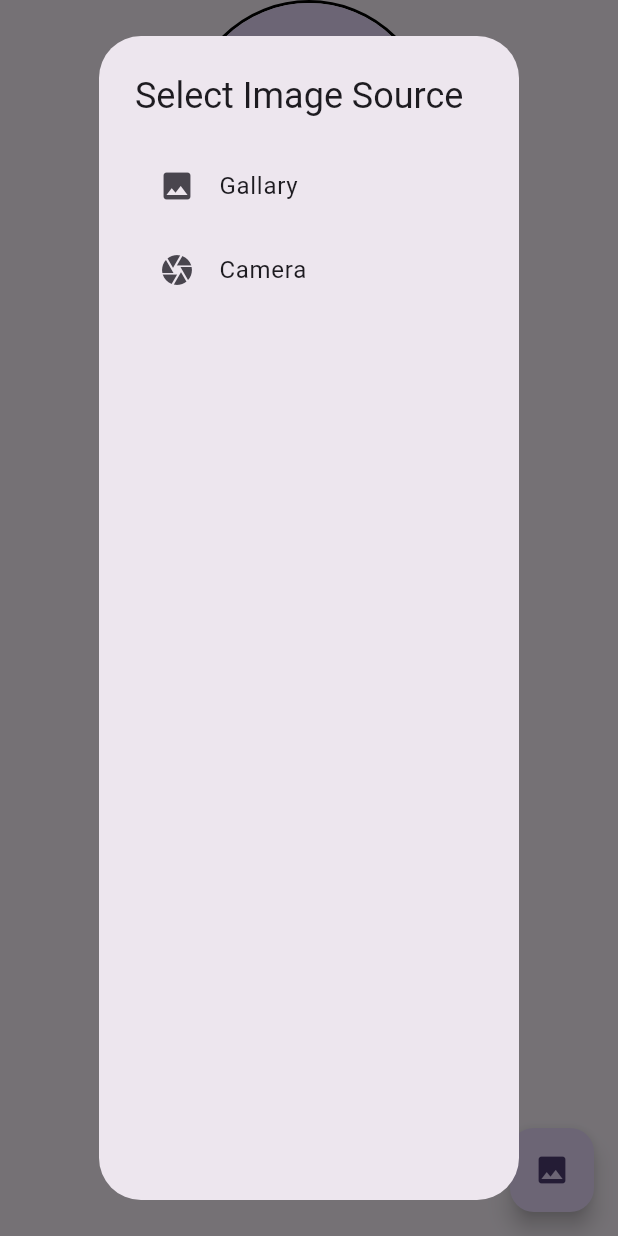
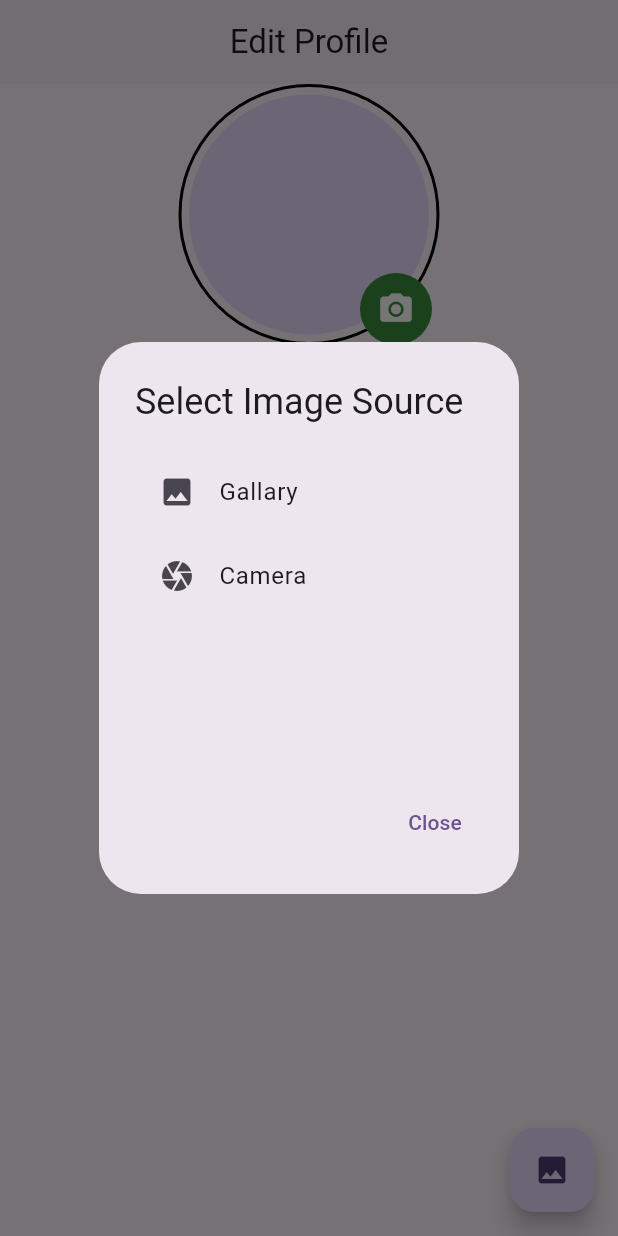
Before and after one commit to AbdiwakBekele/flutter_image, a Flutter app: the screen it shows after launch, after a tap on the "image" icon, on a phone screen of 412 x 824 dp. Run offline on Flutter 3.47's test engine with Material 2 defaults, Android fonts, the phone set to English and light mode, and no system bars; our stand-ins replace image_picker.

Commit message:
Profile Avatar updated

```diff
--- a/lib/screen/home.dart
+++ b/lib/screen/home.dart
@@ -37,21 +37,37 @@ class _HomeState extends State<Home> {
       builder: (context) {
         return AlertDialog(
           title: const Text("Select Image Source"),
-          content: ListView(
+          content: Container(
+            height: 200,
+            child: Column(
               children: [
                 ListTile(
                   leading: Icon(Icons.image),
                   title: Text("Gallary"),
-                onTap: pickImageGallery,
+                  onTap: () {
+                    pickImageGallery();
+                    Navigator.pop(context);
+                  },
                 ),
                 ListTile(
                   leading: Icon(Icons.camera),
                   title: Text("Camera"),
-                onTap: pickImageCamera,
+                  onTap: () {
+                    pickImageCamera();
+                    Navigator.pop(context);
+                  },
                 ),
               ],
             ),
-          actions: [],
+          ),
+          actions: [
+            TextButton(
+              onPressed: () {
+                Navigator.pop(context);
+              },
+              child: Text("Close"),
+            )
+          ],
         );
       },
     );
@@ -59,7 +75,12 @@ class _HomeState extends State<Home> {
 
   @override
   Widget build(BuildContext context) {
-    return Scaffold(
+    return SafeArea(
+      child: Scaffold(
+        appBar: AppBar(
+          elevation: 1,
+          title: Center(child: Text("Edit Profile")),
+        ),
         body: Center(
           child: Column(
             crossAxisAlignment: CrossAxisAlignment.center,
@@ -67,6 +88,7 @@ class _HomeState extends State<Home> {
               Stack(
                 children: [
                   Container(
+                    padding: EdgeInsets.all(5),
                     decoration: BoxDecoration(
                         shape: BoxShape.circle,
                         border: Border.all(color: Colors.black, width: 2)),
@@ -77,11 +99,23 @@ class _HomeState extends State<Home> {
                     ),
                   ),
                   Positioned(
-                  bottom: 5,
-                  right: 10,
-                  child: Icon(
-                    Icons.image,
-                    size: 30,
+                    bottom: 0,
+                    right: 5,
+                    child: Container(
+                      decoration: BoxDecoration(
+                        color: Colors.green[700],
+                        shape: BoxShape.circle,
+                      ),
+                      child: IconButton(
+                        icon: Icon(
+                          Icons.camera_alt,
+                          size: 25,
+                          color: Colors.white,
+                        ),
+                        onPressed: () {
+                          showImageOption(context);
+                        },
+                      ),
                     ),
                   )
                 ],
@@ -95,6 +129,7 @@ class _HomeState extends State<Home> {
           },
           child: Icon(Icons.image),
         ),
+      ),
     );
   }
 }
```
Lines whose indentation alone changed are shown as unchanged.
